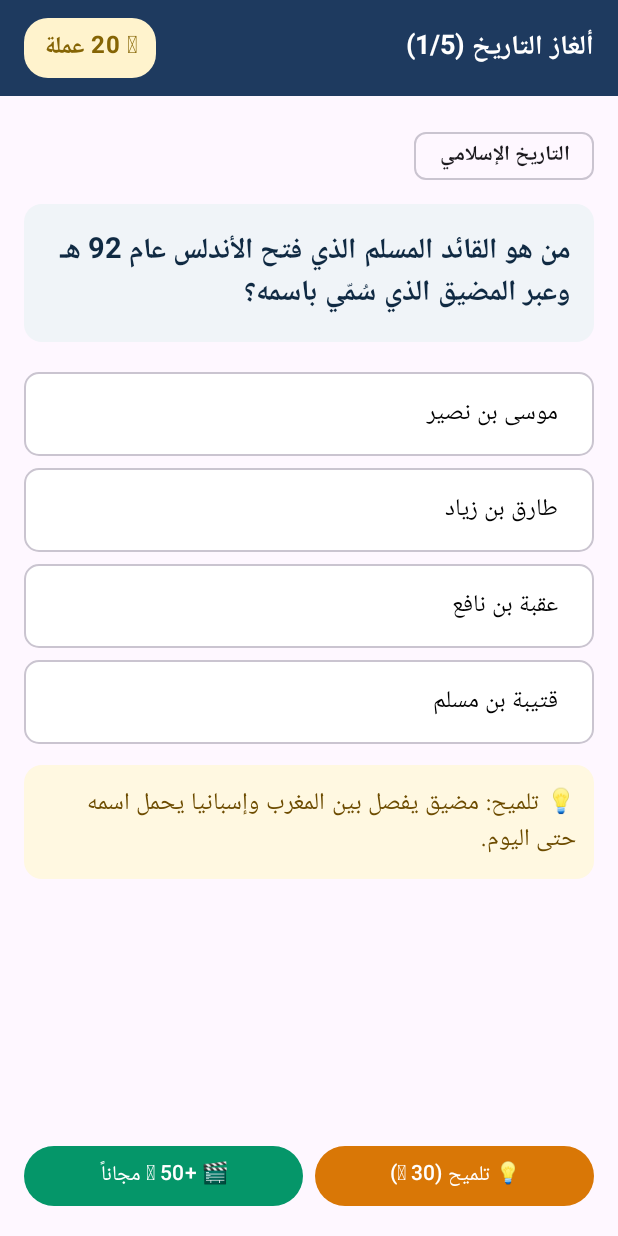
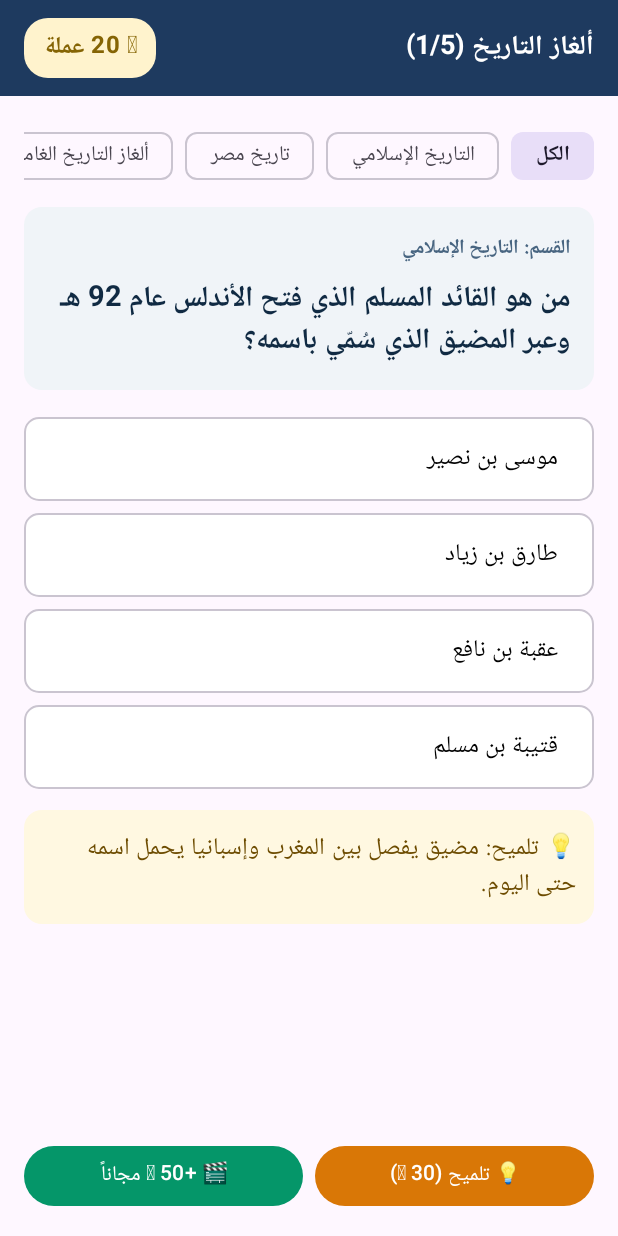
Before and after one commit to drahmedomar77/HistoryPuzzles, an Android app built with Jetpack Compose: the screen it shows after launch (MainActivity), after a tap on "💡 تلميح (30 🪙)", on a phone screen of 412 x 824 dp. Run offline under Robolectric (Android 15) with nearby library versions, the phone set to English and light mode, and no system bars; our stand-ins replace AdMob.

Commit message:
Update MainActivity.kt

```diff
--- a/app/src/main/java/com/puzzles/history/MainActivity.kt
+++ b/app/src/main/java/com/puzzles/history/MainActivity.kt
@@ -1,11 +1,13 @@
 package com.puzzles.history
 
 import android.app.Activity
+import android.content.Context
 import android.os.Bundle
 import android.widget.Toast
 import androidx.activity.ComponentActivity
 import androidx.activity.compose.setContent
 import androidx.compose.foundation.background
+import androidx.compose.foundation.horizontalScroll
 import androidx.compose.foundation.layout.*
 import androidx.compose.foundation.rememberScrollState
 import androidx.compose.foundation.shape.RoundedCornerShape
@@ -54,23 +56,57 @@ class MainActivity : ComponentActivity() {
 fun PuzzleGameScreen(isAdsReady: Boolean) {
     val context = LocalContext.current
     val activity = context as? Activity
-    val puzzles = PuzzleRepository.puzzles
+    val prefs = remember { context.getSharedPreferences("history_puzzles_prefs", Context.MODE_PRIVATE) }
 
-    var currentIndex by remember { mutableIntStateOf(0) }
-    var coins by remember { mutableIntStateOf(50) }
+    // قائمة التصنيفات المتاحة
+    val categories = remember {
+        listOf("الكل") + PuzzleRepository.puzzles.map { it.category }.distinct()
+    }
+
+    var selectedCategory by remember {
+        mutableStateOf(prefs.getString("selected_category", "الكل") ?: "الكل")
+    }
+
+    val filteredPuzzles = remember(selectedCategory) {
+        if (selectedCategory == "الكل") {
+            PuzzleRepository.puzzles
+        } else {
+            PuzzleRepository.puzzles.filter { it.category == selectedCategory }
+        }
+    }
+
+    var currentIndex by remember(selectedCategory) {
+        val savedIdx = prefs.getInt("index_$selectedCategory", 0)
+        mutableIntStateOf(if (savedIdx < filteredPuzzles.size) savedIdx else 0)
+    }
+
+    var coins by remember {
+        mutableIntStateOf(prefs.getInt("user_coins", 50))
+    }
+
     var showHint by remember { mutableStateOf(false) }
     var selectedOption by remember { mutableIntStateOf(-1) }
     var isAnswered by remember { mutableStateOf(false) }
-    var solvedCount by remember { mutableIntStateOf(0) }
+    var solvedCount by remember { mutableIntStateOf(prefs.getInt("solved_count", 0)) }
 
-    val currentPuzzle = puzzles[currentIndex]
+    // دالة مساعدة لحفظ التقدم والعملات تلقائياً
+    fun saveProgress(newCoins: Int = coins, newIndex: Int = currentIndex, newSolved: Int = solvedCount) {
+        prefs.edit()
+            .putInt("user_coins", newCoins)
+            .putInt("index_$selectedCategory", newIndex)
+            .putInt("solved_count", newSolved)
+            .putString("selected_category", selectedCategory)
+            .apply()
+    }
+
+    val currentPuzzle = filteredPuzzles[currentIndex]
 
     Scaffold(
         topBar = {
             TopAppBar(
                 title = {
                     Text(
-                        text = "ألغاز التاريخ (${currentIndex + 1}/${puzzles.size})",
+                        text = "ألغاز التاريخ (${currentIndex + 1}/${filteredPuzzles.size})",
                         fontWeight = FontWeight.Bold,
                         fontSize = 18.sp
                     )
@@ -116,30 +152,64 @@ fun PuzzleGameScreen(isAdsReady: Boolean) {
             verticalArrangement = Arrangement.SpaceBetween
         ) {
             Column {
-                AssistChip(
-                    onClick = {},
-                    label = { Text(currentPuzzle.category, fontWeight = FontWeight.SemiBold) }
+                // شريط اختيار الأقسام (التصنيفات)
+                Row(
+                    modifier = Modifier
+                        .fillMaxWidth()
+                        .horizontalScroll(rememberScrollState()),
+                    horizontalArrangement = Arrangement.spacedBy(8.dp)
+                ) {
+                    categories.forEach { category ->
+                        FilterChip(
+                            selected = selectedCategory == category,
+                            onClick = {
+                                if (selectedCategory != category) {
+                                    selectedCategory = category
+                                    selectedOption = -1
+                                    isAnswered = false
+                                    showHint = false
+                                    prefs.edit().putString("selected_category", category).apply()
+                                }
+                            },
+                            label = {
+                                Text(
+                                    text = category,
+                                    fontWeight = if (selectedCategory == category) FontWeight.Bold else FontWeight.Normal
                                 )
+                            }
+                        )
+                    }
+                }
 
-                Spacer(modifier = Modifier.height(8.dp))
+                Spacer(modifier = Modifier.height(10.dp))
 
+                // بطاقة السؤال
                 Card(
                     modifier = Modifier.fillMaxWidth(),
                     colors = CardDefaults.cardColors(containerColor = Color(0xFFF0F4F8)),
                     shape = RoundedCornerShape(12.dp)
                 ) {
+                    Column(modifier = Modifier.padding(16.dp)) {
+                        Text(
+                            text = "القسم: ${currentPuzzle.category}",
+                            fontSize = 13.sp,
+                            color = Color(0xFF486581),
+                            fontWeight = FontWeight.SemiBold
+                        )
+                        Spacer(modifier = Modifier.height(6.dp))
                         Text(
                             text = currentPuzzle.question,
                             fontSize = 19.sp,
                             fontWeight = FontWeight.Bold,
                             color = Color(0xFF102A43),
-                        lineHeight = 28.sp,
-                        modifier = Modifier.padding(16.dp)
+                            lineHeight = 28.sp
                         )
                     }
+                }
 
-                Spacer(modifier = Modifier.height(16.dp))
+                Spacer(modifier = Modifier.height(14.dp))
 
+                // خيارات الإجابة
                 currentPuzzle.options.forEachIndexed { index, optionText ->
                     val buttonColor = when {
                         !isAnswered -> Color(0xFFFFFFFF)
@@ -156,6 +226,7 @@ fun PuzzleGameScreen(isAdsReady: Boolean) {
                                 if (index == currentPuzzle.correctIndex) {
                                     coins += 20
                                     solvedCount++
+                                    saveProgress(newCoins = coins, newSolved = solvedCount)
                                     Toast.makeText(context, "إجابة صحيحة! +20 عملة", Toast.LENGTH_SHORT).show()
                                 } else {
                                     Toast.makeText(context, "إجابة خاطئة!", Toast.LENGTH_SHORT).show()
@@ -180,6 +251,7 @@ fun PuzzleGameScreen(isAdsReady: Boolean) {
                     }
                 }
 
+                // عرض التلميح
                 if (showHint) {
                     Spacer(modifier = Modifier.height(10.dp))
                     Card(
@@ -194,6 +266,7 @@ fun PuzzleGameScreen(isAdsReady: Boolean) {
                     }
                 }
 
+                // عرض المعلومة التاريخية بعد الإجابة
                 if (isAnswered) {
                     Spacer(modifier = Modifier.height(10.dp))
                     Card(
@@ -211,6 +284,7 @@ fun PuzzleGameScreen(isAdsReady: Boolean) {
 
             Spacer(modifier = Modifier.height(16.dp))
 
+            // أزرار التلميح والمكافأة والانتقال للتالي
             Column(modifier = Modifier.fillMaxWidth()) {
                 Row(
                     modifier = Modifier.fillMaxWidth(),
@@ -222,6 +296,7 @@ fun PuzzleGameScreen(isAdsReady: Boolean) {
                                 if (coins >= 30) {
                                     coins -= 30
                                     showHint = true
+                                    saveProgress(newCoins = coins)
                                 } else {
                                     Toast.makeText(context, "رصيدك غير كافٍ (تحتاج 30 عملة)", Toast.LENGTH_SHORT).show()
                                 }
@@ -240,6 +315,7 @@ fun PuzzleGameScreen(isAdsReady: Boolean) {
                                     activity = act,
                                     onRewardEarned = {
                                         coins += 50
+                                        saveProgress(newCoins = coins)
                                         Toast.makeText(context, "تمت إضافة 50 عملة لرصيدك!", Toast.LENGTH_SHORT).show()
                                     },
                                     onNotReady = {
@@ -262,10 +338,12 @@ fun PuzzleGameScreen(isAdsReady: Boolean) {
                             if (solvedCount > 0 && solvedCount % 3 == 0 && activity != null) {
                                 AdMobManager.showInterstitial(activity)
                             }
-                            currentIndex = (currentIndex + 1) % puzzles.size
+                            val nextIndex = (currentIndex + 1) % filteredPuzzles.size
+                            currentIndex = nextIndex
                             selectedOption = -1
                             isAnswered = false
                             showHint = false
+                            saveProgress(newIndex = nextIndex)
                         },
                         modifier = Modifier.fillMaxWidth(),
                         colors = ButtonDefaults.buttonColors(containerColor = Color(0xFF1E3A5F))
```
Lines whose indentation alone changed are shown as unchanged.
